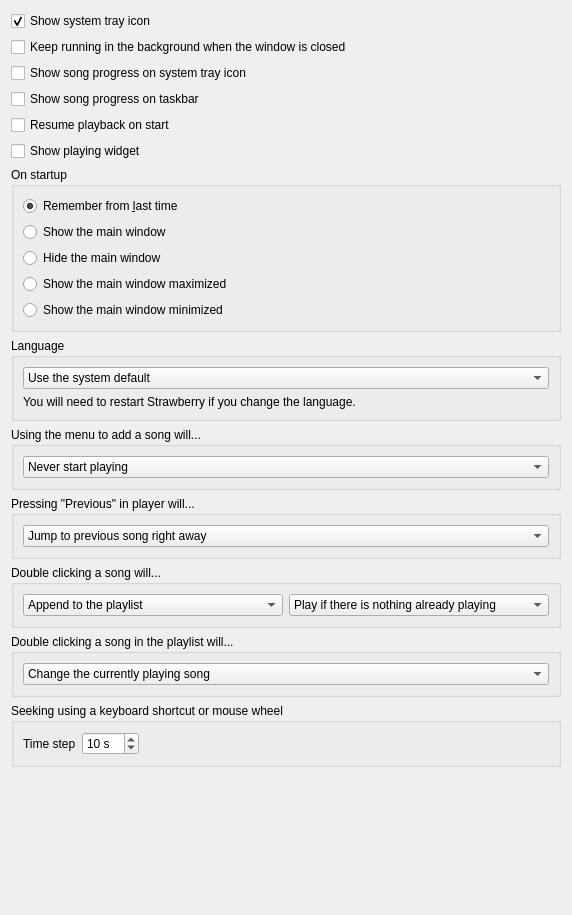
The window that src/settings/behavioursettingspage.ui (strawberrymusicplayer/strawberry) describes before a commit, drawn with Qt 5.
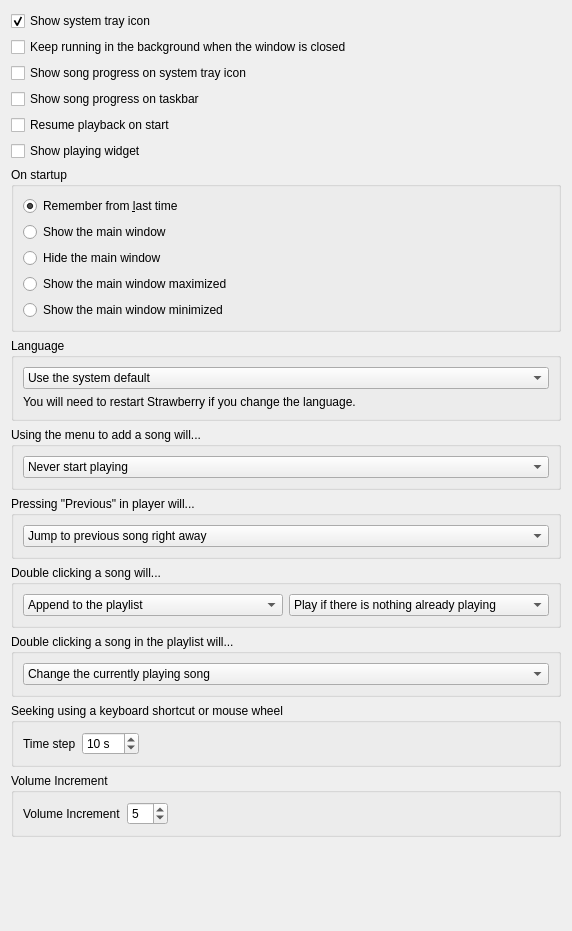
The same window after the commit.

Commit message: Add volume increment setting

```diff
--- a/src/settings/behavioursettingspage.ui
+++ b/src/settings/behavioursettingspage.ui
@@ -7,7 +7,7 @@
     <x>0</x>
     <y>0</y>
     <width>572</width>
-    <height>915</height>
+    <height>931</height>
    </rect>
   </property>
   <property name="windowTitle">
@@ -326,6 +326,51 @@
      </layout>
     </widget>
    </item>
+   <item>
+    <widget class="QGroupBox" name="groupbox_volumeincrement">
+     <property name="title">
+      <string>Volume Increment</string>
+     </property>
+     <layout class="QHBoxLayout" name="horizontalLayout">
+      <item>
+       <widget class="QLabel" name="label_volumeincrement">
+        <property name="text">
+         <string>Volume Increment</string>
+        </property>
+       </widget>
+      </item>
+      <item>
+       <widget class="QSpinBox" name="spinbox_volumeincrement">
+        <property name="suffix">
+         <string/>
+        </property>
+        <property name="minimum">
+         <number>1</number>
+        </property>
+        <property name="maximum">
+         <number>25</number>
+        </property>
+        <property name="value">
+         <number>5</number>
+        </property>
+       </widget>
+      </item>
+      <item>
+       <spacer name="spacer_volumeincrement">
+        <property name="orientation">
+         <enum>Qt::Horizontal</enum>
+        </property>
+        <property name="sizeHint" stdset="0">
+         <size>
+          <width>40</width>
+          <height>20</height>
+         </size>
+        </property>
+       </spacer>
+      </item>
+     </layout>
+    </widget>
+   </item>
    <item>
     <spacer name="spacer_bottom">
      <property name="orientation">
```
The commit also changes 3 other files.
